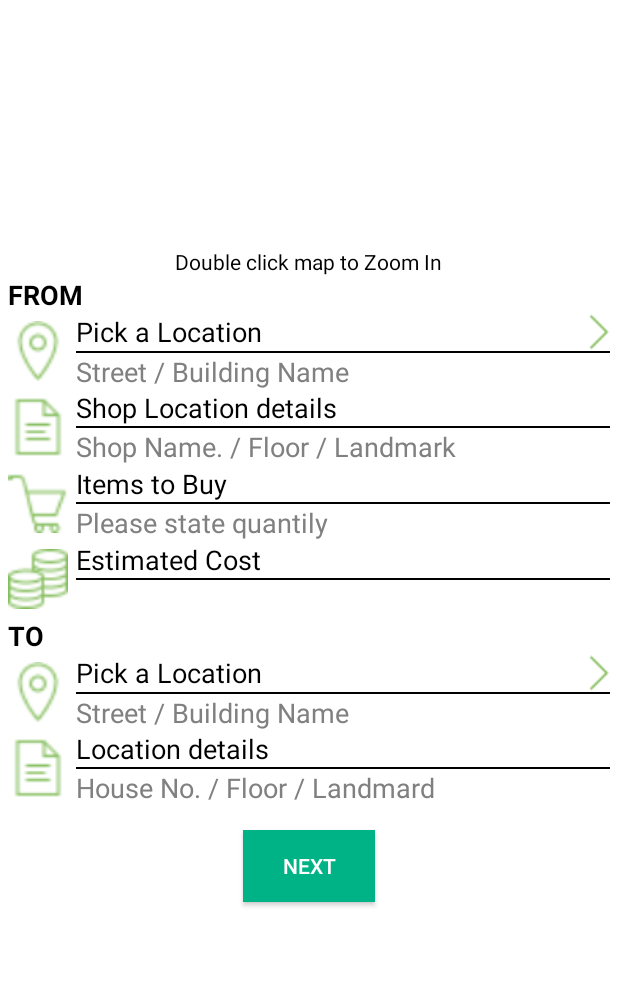
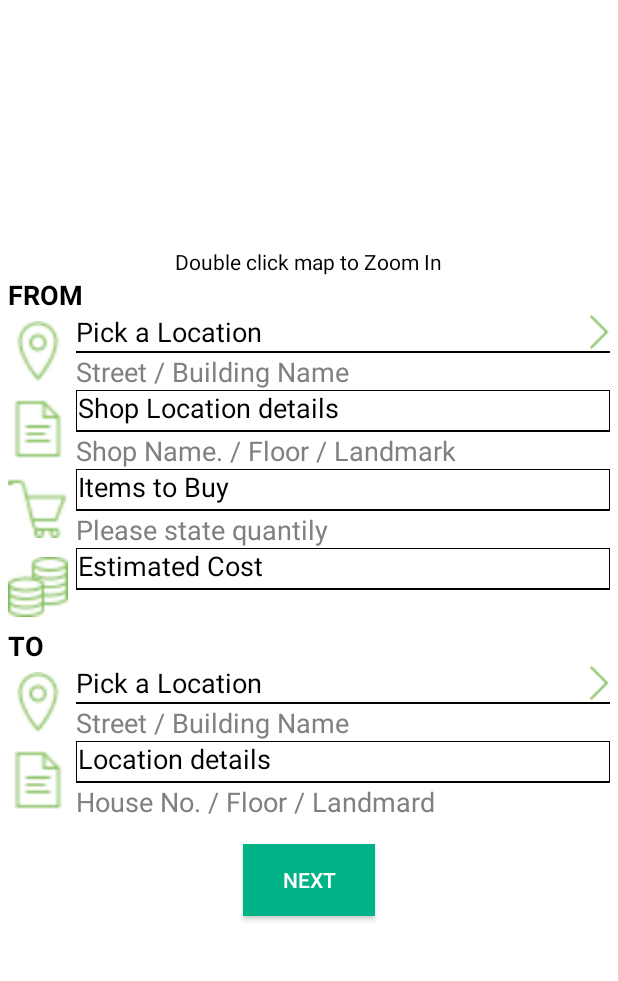
Before and after one commit to bvhloc/goxeom, an Android app: the OrderShoppingActivity screen opened directly, with no data from a screen before it, on a phone screen of 412 x 824 dp, the part 121-1102 px from its top. Run offline under Robolectric (Android 15) with nearby library versions, the phone set to English and light mode, and no system bars; 1 statement that could not run was skipped.

Commit message:
new BlackUnderlineEdittext style

```diff
--- /dev/null
+++ b/app/src/main/res/drawable/bg_black_underline_edittext.xml
@@ -0,0 +1,25 @@
+<?xml version="1.0" encoding="utf-8"?>
+<inset android:insetTop="-1dp" android:insetLeft="-1dp" android:insetRight="-1dp" xmlns:android="http://schemas.android.com/apk/res/android">
+    <selector>
+        <item android:state_pressed="true">
+            <shape android:shape="rectangle">
+                <corners  android:topLeftRadius="0dip"
+                    android:topRightRadius="0dip"
+                    android:bottomLeftRadius="0dip"
+                    android:bottomRightRadius="0dip" />
+                <gradient android:startColor="@color/mGreen" android:endColor="@color/mGreen" android:angle="270" />
+                <stroke android:width="2px" android:color="#000000" />
+            </shape>
+        </item>
+        <item>
+            <shape android:shape="rectangle">
+                <corners  android:topLeftRadius="0dip"
+                    android:topRightRadius="0dip"
+                    android:bottomLeftRadius="0dip"
+                    android:bottomRightRadius="0dip" />
+                <solid android:color="#FFFFFFFF" />
+                <stroke android:width="1dp" android:color="#000000" />
+            </shape>
+        </item>
+    </selector>
+</inset>
--- a/app/src/main/res/layout/activity_order_shopping.xml
+++ b/app/src/main/res/layout/activity_order_shopping.xml
@@ -4,7 +4,8 @@
     android:layout_width="match_parent"
     android:layout_height="match_parent"
     android:background="@color/mAppBackground"
-    android:clickable="true">
+    android:clickable="true"
+    android:focusableInTouchMode="true">
 
     <LinearLayout
         android:layout_width="match_parent"
@@ -84,7 +85,7 @@
 
                     <LinearLayout
                         android:layout_width="match_parent"
-                        android:layout_height="match_parent"
+                        android:layout_height="wrap_content"
                         android:gravity="center_vertical"
                         android:orientation="vertical">
 
@@ -132,22 +133,19 @@
 
                     <LinearLayout
                         android:layout_width="match_parent"
-                        android:layout_height="match_parent"
+                        android:layout_height="wrap_content"
                         android:gravity="center_vertical"
                         android:orientation="vertical">
 
-                        <TextView
+                        <EditText
+                            style="@style/CustomBlackUnderlineEditText"
+                            android:layout_marginEnd="5dp"
+                            android:layout_marginRight="5dp"
                             android:layout_width="match_parent"
                             android:layout_height="wrap_content"
-                            android:text="@string/activity_order_shopping_shoplocationdetails"
-                            android:textAppearance="?android:attr/textAppearanceMedium"
-                            android:textColor="@color/mBlackText" />
-
-                        <View
-                            style="@style/Divider"
-                            android:layout_marginEnd="5dp"
-                            android:layout_marginRight="5dp"
-                            android:background="@color/mBlackDivider" />
+                            android:hint="@string/activity_order_shopping_shoplocationdetails"
+                            android:textColorHint="@color/mBlackText"
+                            android:id="@+id/edtShopDetails" />
 
                         <TextView
                             android:layout_width="match_parent"
@@ -177,22 +175,19 @@
 
                     <LinearLayout
                         android:layout_width="match_parent"
-                        android:layout_height="match_parent"
+                        android:layout_height="wrap_content"
                         android:gravity="center_vertical"
                         android:orientation="vertical">
 
-                        <TextView
+                        <EditText
+                            style="@style/CustomBlackUnderlineEditText"
+                            android:layout_marginEnd="5dp"
+                            android:layout_marginRight="5dp"
                             android:layout_width="match_parent"
                             android:layout_height="wrap_content"
-                            android:text="@string/activity_order_shopping_itemstobuy"
-                            android:textAppearance="?android:attr/textAppearanceMedium"
-                            android:textColor="@color/mBlackText" />
-
-                        <View
-                            style="@style/Divider"
-                            android:layout_marginEnd="5dp"
-                            android:layout_marginRight="5dp"
-                            android:background="@color/mBlackDivider" />
+                            android:hint="@string/activity_order_shopping_itemstobuy"
+                            android:textColorHint="@color/mBlackText"
+                            android:id="@+id/edtItems" />
 
                         <TextView
                             android:layout_width="match_parent"
@@ -222,22 +217,19 @@
 
                     <LinearLayout
                         android:layout_width="match_parent"
-                        android:layout_height="match_parent"
+                        android:layout_height="wrap_content"
                         android:gravity="center_vertical"
                         android:orientation="vertical">
 
-                        <TextView
+                        <EditText
+                            style="@style/CustomBlackUnderlineEditText"
+                            android:layout_marginEnd="5dp"
+                            android:layout_marginRight="5dp"
                             android:layout_width="match_parent"
                             android:layout_height="wrap_content"
-                            android:text="@string/activity_order_shopping_estimatedcost"
-                            android:textAppearance="?android:attr/textAppearanceMedium"
-                            android:textColor="@color/mBlackText" />
-
-                        <View
-                            style="@style/Divider"
-                            android:layout_marginEnd="5dp"
-                            android:layout_marginRight="5dp"
-                            android:background="@color/mBlackDivider" />
+                            android:hint="@string/activity_order_shopping_estimatedcost"
+                            android:textColorHint="@color/mBlackText"
+                            android:id="@+id/edtCost" />
 
                         <TextView
                             android:layout_width="match_parent"
@@ -277,7 +269,7 @@
 
                     <LinearLayout
                         android:layout_width="match_parent"
-                        android:layout_height="match_parent"
+                        android:layout_height="wrap_content"
                         android:gravity="center_vertical"
                         android:orientation="vertical">
 
@@ -325,22 +317,19 @@
 
                     <LinearLayout
                         android:layout_width="match_parent"
-                        android:layout_height="match_parent"
+                        android:layout_height="wrap_content"
                         android:gravity="center_vertical"
                         android:orientation="vertical">
 
-                        <TextView
+                        <EditText
+                            style="@style/CustomBlackUnderlineEditText"
+                            android:layout_marginEnd="5dp"
+                            android:layout_marginRight="5dp"
                             android:layout_width="match_parent"
                             android:layout_height="wrap_content"
-                            android:text="@string/activity_order_courier_locationdetails"
-                            android:textAppearance="?android:attr/textAppearanceMedium"
-                            android:textColor="@color/mBlackText" />
-
-                        <View
-                            style="@style/Divider"
-                            android:layout_marginEnd="5dp"
-                            android:layout_marginRight="5dp"
-                            android:background="@color/mBlackDivider" />
+                            android:hint="@string/activity_order_courier_locationdetails"
+                            android:textColorHint="@color/mBlackText"
+                            android:id="@+id/edtLocactionDetails" />
 
                         <TextView
                             android:layout_width="match_parent"
--- a/app/src/main/res/layout/activity_settings_signup.xml
+++ b/app/src/main/res/layout/activity_settings_signup.xml
@@ -4,7 +4,8 @@
     android:layout_width="match_parent"
     android:layout_height="match_parent"
     android:background="@color/mAppBackground"
-    android:clickable="true">
+    android:clickable="true"
+    android:focusableInTouchMode="true">
 
     <LinearLayout
         android:layout_width="match_parent"
--- a/app/src/main/res/layout/list_item_food.xml
+++ b/app/src/main/res/layout/list_item_food.xml
@@ -51,7 +51,7 @@
             <EditText
                 android:layout_marginLeft="@dimen/activity_horizontal_margin"
                 android:layout_marginRight="@dimen/activity_horizontal_margin"
-                style="@style/CustomEditText"
+                style="@style/CustomSquareEditText"
                 android:layout_width="30dp"
                 android:gravity="center"
                 android:layout_height="wrap_content"
@@ -73,7 +73,6 @@
             android:layout_height="wrap_content"
             android:textAppearance="?android:attr/textAppearanceMedium"
             android:text="@string/lowcase_addnote"
-            android:id="@+id/textView6"
             android:textColor="@color/mBlackText"/>
 
     </LinearLayout>
--- a/app/src/main/res/values/strings.xml
+++ b/app/src/main/res/values/strings.xml
@@ -155,5 +155,6 @@
     <string name="hello_world">Hello world!</string>
     <string name="action_settings">Settings</string>
     <string name="title_activity_settings_signup_verify">SettingsSignupVerifyActivity</string>
+    <string name="lowcase_items">Items</string>
 
 </resources>
--- a/app/src/main/res/values/styles.xml
+++ b/app/src/main/res/values/styles.xml
@@ -35,9 +35,15 @@
         <item name="android:textColor">#FFFFFF</item>
     </style>
 
-    <style name="CustomEditText" parent="Widget.AppCompat.EditText">
+    <style name="CustomSquareEditText" parent="Widget.AppCompat.EditText">
         <item name="android:padding">3dp</item>
-        <item name="android:background">@drawable/bg_custom_edittext</item>
+        <item name="android:background">@drawable/bg_square_edittext</item>
+    </style>
+
+    <style name="CustomBlackUnderlineEditText" parent="Widget.AppCompat.EditText">
+        <item name="android:paddingBottom">4dp</item>
+        <item name="android:paddingLeft">1dp</item>
+        <item name="android:background">@drawable/bg_black_underline_edittext</item>
     </style>
 
 </resources>
```
Also changed, not shown: app/src/main/res/layout/activity_order_courier.xml (+30 -37 lines), app/src/main/res/layout/activity_order_pick_driver.xml (+3 -6 lines), app/src/main/res/layout/activity_order_transport.xml (+12 -14 lines), app/src/main/res/layout/fragment_wallet_topup.xml (+4 -4 lines), app/src/main/res/drawable/bg_square_edittext.xml (renamed from app/src/main/res/drawable/bg_custom_edittext.xml).
